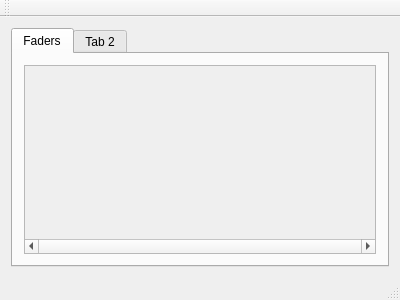
Before: the Qt Designer form mainwindow.ui in PotatoPopcorn/PlanktonLightbulb, drawn with Qt 5.
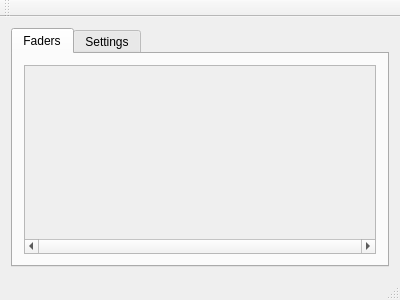
After: the same form once the commit is applied.

Commit message: Implement basic Channel ui interactions

```diff
--- a/mainwindow.ui
+++ b/mainwindow.ui
@@ -54,7 +54,7 @@
       </widget>
       <widget class="QWidget" name="tab_2">
        <attribute name="title">
-        <string>Tab 2</string>
+        <string>Settings</string>
        </attribute>
       </widget>
      </widget>
```
Left out of the diff: 5 changed lines with no effect on the pictures. The commit also changes 4 other files.
